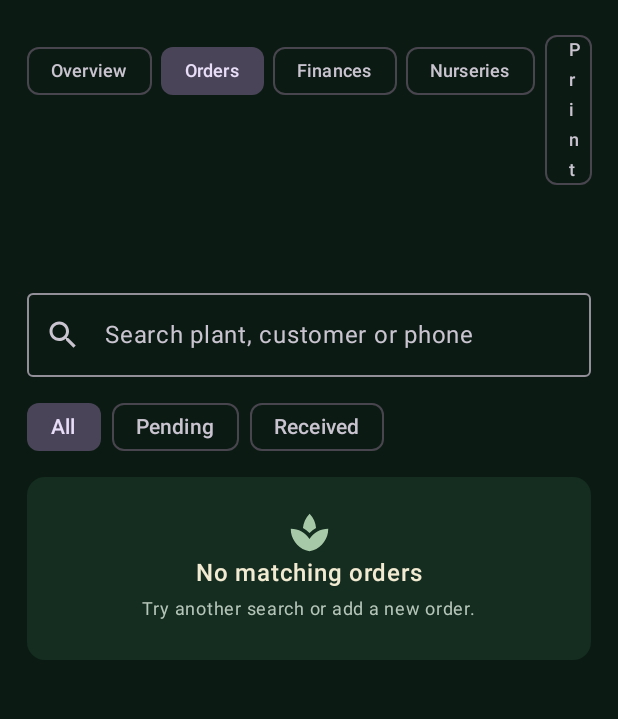
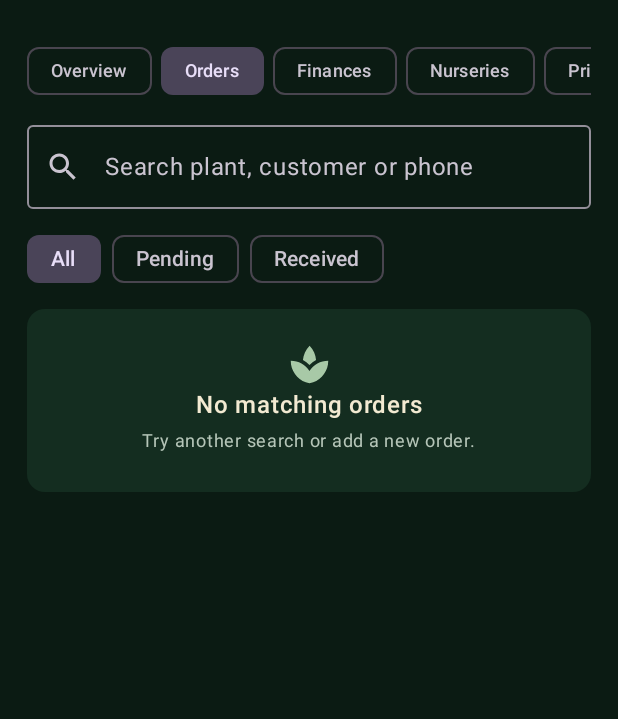
Before and after one commit to mrjdm2007/Floral, an Android app built with Jetpack Compose: the screen it shows after launch (MainActivity), after a tap on "Orders", on a phone screen of 412 x 824 dp, the part 106-825 px from its top. Run offline under Robolectric (Android 15) with nearby library versions, the phone set to English and light mode, and no system bars; our stand-ins replace Room's generated code.

Commit message:
Make navigation tabs scroll on compact screens

```diff
--- a/app/src/main/java/com/floral/app/MainActivity.kt
+++ b/app/src/main/java/com/floral/app/MainActivity.kt
@@ -14,6 +14,7 @@ import androidx.activity.compose.setContent
 import androidx.activity.result.contract.ActivityResultContracts
 import androidx.compose.foundation.background
 import androidx.compose.foundation.clickable
+import androidx.compose.foundation.horizontalScroll
 import androidx.compose.foundation.layout.*
 import androidx.compose.foundation.lazy.LazyColumn
 import androidx.compose.foundation.lazy.items
@@ -97,7 +98,7 @@ class MainActivity:ComponentActivity(){
         FilledIconButton(onClick={editing=null;editor=true},colors=IconButtonDefaults.filledIconButtonColors(containerColor=Forest,contentColor=Cream)){Icon(Icons.Default.Add,"Add order")}
        }
        Spacer(Modifier.height(16.dp))
-       Row(horizontalArrangement=Arrangement.spacedBy(6.dp)){listOf("Overview","Orders","Finances","Nurseries","Print","Settings").forEach{FilterChip(selected=page==it,onClick={page=it},label={Text(it,fontSize=12.sp)})}}
+       Row(Modifier.horizontalScroll(rememberScrollState()),horizontalArrangement=Arrangement.spacedBy(6.dp)){listOf("Overview","Orders","Finances","Nurseries","Print","Settings").forEach{FilterChip(selected=page==it,onClick={page=it},label={Text(it,fontSize=12.sp)})}}
        Spacer(Modifier.height(12.dp))
        when(page){
         "Overview"->Overview(orders,{editing=it;editor=true},{o,v->lifecycleScope.launch{dao.setReceived(o.id,v)}})
```
